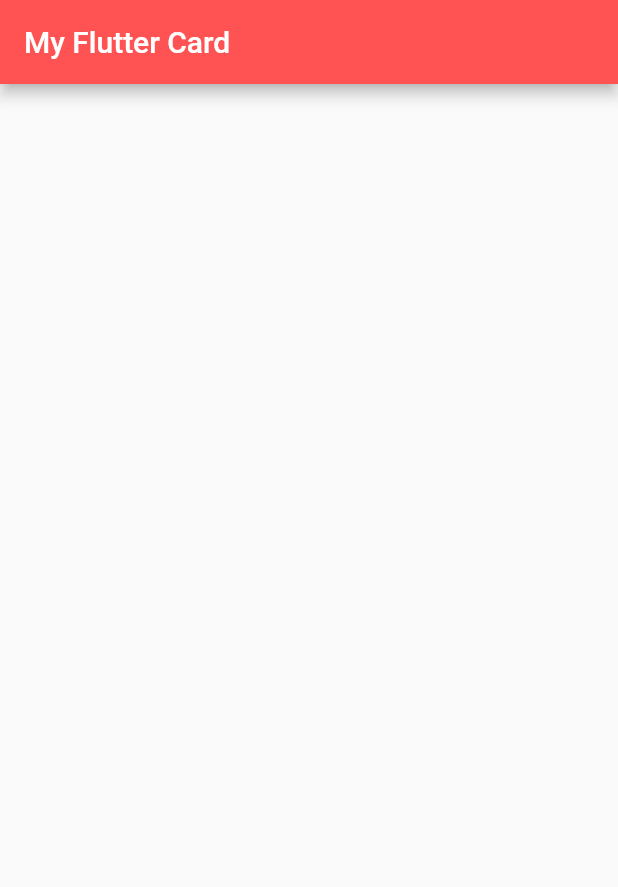
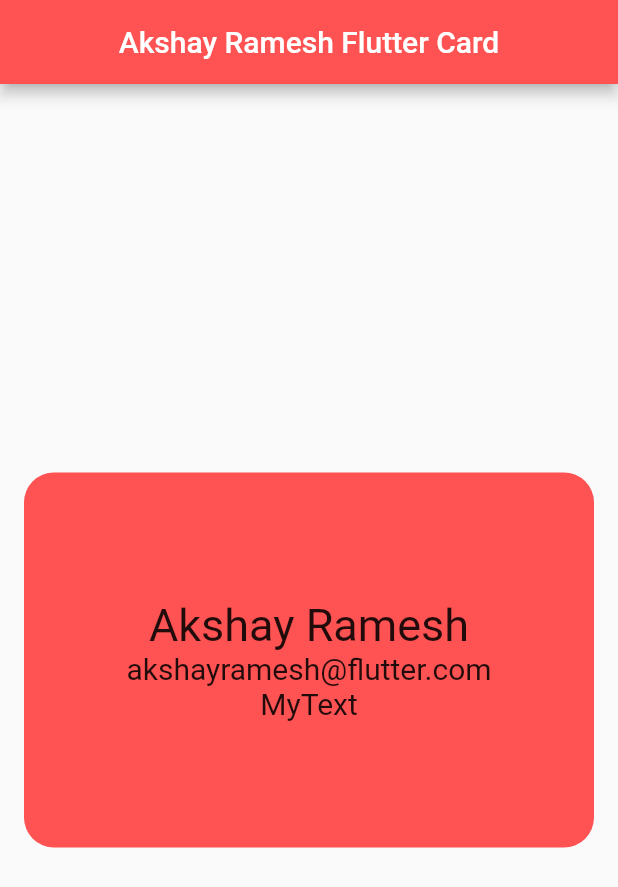
Before and after one commit to AkshayRameshAppDEV/My-Flutter-Card, a Flutter app: the screen it shows after launch, on a phone screen of 412 x 824 dp. Shown: the top 887 px of the screen. Run offline on Flutter 3.47's test engine with Material 2 defaults, Android fonts, the phone set to English and light mode, and no system bars.

Commit message:
Add basic container card with box decoration and 3 texts

```diff
--- a/my_flutter_card/lib/ui/FlutterCard.dart
+++ b/my_flutter_card/lib/ui/FlutterCard.dart
@@ -1,18 +1,35 @@
 import 'package:flutter/material.dart';
 
-class FlutterCard  extends StatelessWidget {
-  const FlutterCard ({Key? key}) : super(key: key);
+class FlutterCard extends StatelessWidget {
+  const FlutterCard({Key? key}) : super(key: key);
 
   @override
   Widget build(BuildContext context) {
-    return  MaterialApp(
-      home: Scaffold(
-        appBar: AppBar(
-          title: const Text("My Flutter Card"),
-          centerTitle: false,
-          backgroundColor: Colors.redAccent,
+    return MaterialApp(
+        home: Scaffold(
+          appBar: AppBar(
+            title: const Text("Akshay Ramesh Flutter Card"),
+            centerTitle: true,
+            backgroundColor: Colors.redAccent
+          ),
+          body: Center(
+            child: Container(
+              width: 380,
+              height: 250,
+              decoration: BoxDecoration(
+                color: Colors.redAccent,
+                borderRadius: BorderRadius.circular(20)),
+                child: Column(
+                  mainAxisAlignment: MainAxisAlignment.center,
+                  children: const <Widget>[
+                    Text("Akshay Ramesh", style: TextStyle(fontSize: 30)),
+                    Text("akshayramesh@flutter.com",style: TextStyle(fontSize: 20)),
+                    Text("MyText", style: TextStyle(fontSize: 20))
+                ],
+              )
+            )
         ),
-      ),
+      )
     );
   }
 }
```
